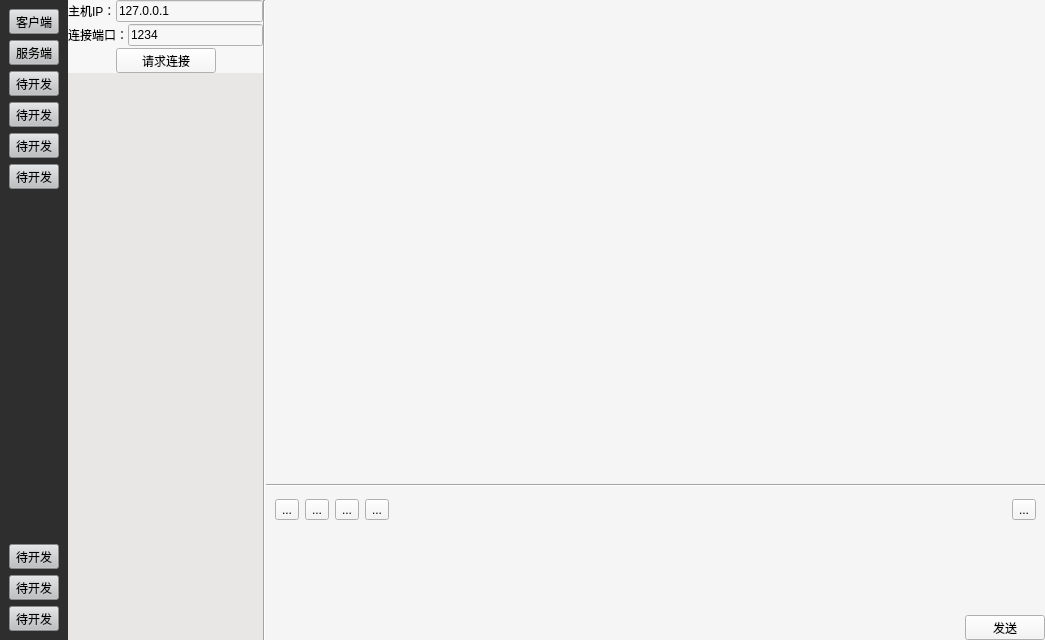
Above: oct-23th/wechat.ui from XiaoBigBro/text before the change. Below: the same form after it.
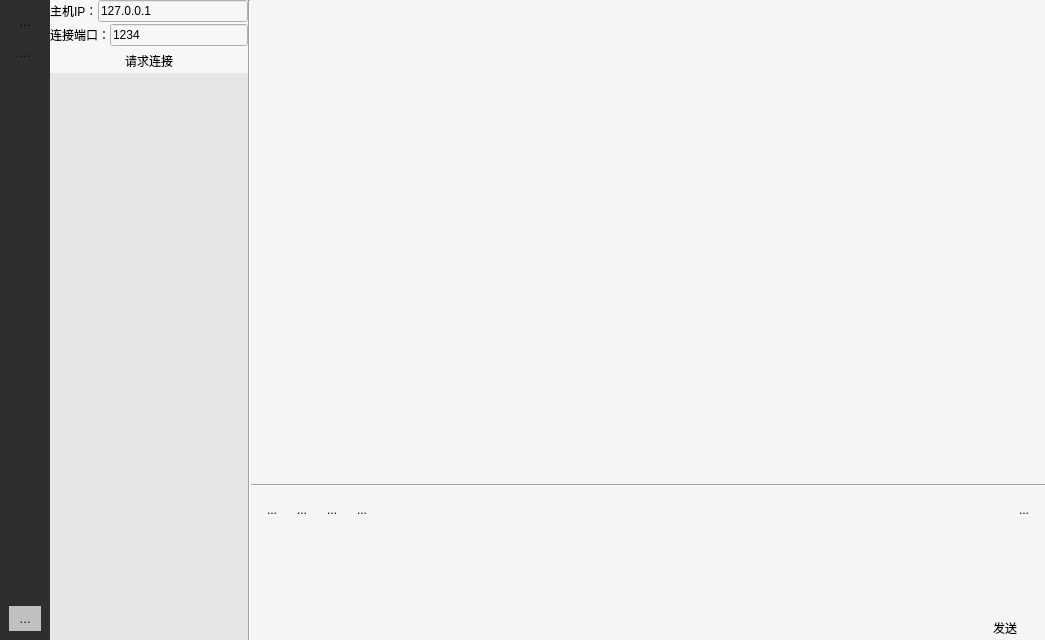
That is the form after the change. The open tabs and pages were chosen to show the change. Icons and pictures are not drawn.

Diff of the .ui file:
```diff
--- a/oct-23th/wechat.ui
+++ b/oct-23th/wechat.ui
@@ -34,6 +34,12 @@
    </property>
    <item>
     <widget class="QFrame" name="frame">
+     <property name="maximumSize">
+      <size>
+       <width>50</width>
+       <height>16777215</height>
+      </size>
+     </property>
      <property name="toolTipDuration">
       <number>-1</number>
      </property>
@@ -47,60 +53,52 @@
       <item>
        <widget class="QToolButton" name="clientButton">
         <property name="styleSheet">
-         <string notr="true">background:rgb(190, 192, 193)</string>
+         <string notr="true"/>
         </property>
         <property name="text">
          <string>客户端</string>
         </property>
+        <property name="icon">
+         <iconset resource="res.qrc">
+          <normaloff>:/icon/client2.png</normaloff>:/icon/client2.png</iconset>
+        </property>
+        <property name="iconSize">
+         <size>
+          <width>20</width>
+          <height>20</height>
+         </size>
+        </property>
+        <property name="shortcut">
+         <string>Ctrl+S, Ctrl+R</string>
+        </property>
+        <property name="toolButtonStyle">
+         <enum>Qt::ToolButtonIconOnly</enum>
+        </property>
+        <property name="autoRaise">
+         <bool>true</bool>
+        </property>
        </widget>
       </item>
       <item>
        <widget class="QToolButton" name="serverButton">
         <property name="styleSheet">
-         <string notr="true">background:rgb(190, 192, 193)</string>
+         <string notr="true"/>
         </property>
         <property name="text">
          <string>服务端</string>
         </property>
-       </widget>
-      </item>
-      <item>
-       <widget class="QToolButton" name="toolButton_3">
-        <property name="styleSheet">
-         <string notr="true">background:rgb(190, 192, 193)</string>
+        <property name="icon">
+         <iconset resource="res.qrc">
+          <normaloff>:/icon/server2.png</normaloff>:/icon/server2.png</iconset>
         </property>
-        <property name="text">
-         <string>待开发</string>
+        <property name="iconSize">
+         <size>
+          <width>20</width>
+          <height>20</height>
+         </size>
         </property>
-       </widget>
-      </item>
-      <item>
-       <widget class="QToolButton" name="toolButton_4">
-        <property name="styleSheet">
-         <string notr="true">background:rgb(190, 192, 193)</string>
-        </property>
-        <property name="text">
-         <string>待开发</string>
-        </property>
-       </widget>
-      </item>
-      <item>
-       <widget class="QToolButton" name="toolButton_5">
-        <property name="styleSheet">
-         <string notr="true">background:rgb(190, 192, 193)</string>
-        </property>
-        <property name="text">
-         <string>待开发</string>
-        </property>
-       </widget>
-      </item>
-      <item>
-       <widget class="QToolButton" name="toolButton_9">
-        <property name="styleSheet">
-         <string notr="true">background:rgb(190, 192, 193)</string>
-        </property>
-        <property name="text">
-         <string>待开发</string>
+        <property name="autoRaise">
+         <bool>true</bool>
         </property>
        </widget>
       </item>
@@ -111,32 +109,12 @@
         </property>
         <property name="sizeHint" stdset="0">
          <size>
-          <width>20</width>
+          <width>0</width>
           <height>100</height>
          </size>
         </property>
        </spacer>
       </item>
-      <item>
-       <widget class="QToolButton" name="toolButton_8">
-        <property name="styleSheet">
-         <string notr="true">background:rgb(190, 192, 193)</string>
-        </property>
-        <property name="text">
-         <string>待开发</string>
-        </property>
-       </widget>
-      </item>
-      <item>
-       <widget class="QToolButton" name="toolButton_6">
-        <property name="styleSheet">
-         <string notr="true">background:rgb(190, 192, 193)</string>
-        </property>
-        <property name="text">
-         <string>待开发</string>
-        </property>
-       </widget>
-      </item>
       <item>
        <widget class="QToolButton" name="toolButton_7">
         <property name="styleSheet">
@@ -145,6 +123,19 @@
         <property name="text">
          <string>待开发</string>
         </property>
+        <property name="icon">
+         <iconset resource="res.qrc">
+          <normaloff>:/icon/x.png</normaloff>:/icon/x.png</iconset>
+        </property>
+        <property name="iconSize">
+         <size>
+          <width>20</width>
+          <height>20</height>
+         </size>
+        </property>
+        <property name="autoRaise">
+         <bool>true</bool>
+        </property>
        </widget>
       </item>
      </layout>
@@ -285,6 +276,9 @@
                  <property name="text">
                   <string>请求连接</string>
                  </property>
+                 <property name="autoRaise">
+                  <bool>true</bool>
+                 </property>
                 </widget>
                </item>
                <item>
@@ -386,6 +380,9 @@
                   <property name="text">
                    <string>...</string>
                   </property>
+                  <property name="autoRaise">
+                   <bool>true</bool>
+                  </property>
                  </widget>
                 </item>
                 <item>
@@ -393,6 +390,9 @@
                   <property name="text">
                    <string>...</string>
                   </property>
+                  <property name="autoRaise">
+                   <bool>true</bool>
+                  </property>
                  </widget>
                 </item>
                 <item>
@@ -400,6 +400,9 @@
                   <property name="text">
                    <string>...</string>
                   </property>
+                  <property name="autoRaise">
+                   <bool>true</bool>
+                  </property>
                  </widget>
                 </item>
                 <item>
@@ -407,6 +410,9 @@
                   <property name="text">
                    <string>...</string>
                   </property>
+                  <property name="autoRaise">
+                   <bool>true</bool>
+                  </property>
                  </widget>
                 </item>
                 <item>
@@ -427,6 +433,9 @@
                   <property name="text">
                    <string>...</string>
                   </property>
+                  <property name="autoRaise">
+                   <bool>true</bool>
+                  </property>
                  </widget>
                 </item>
                </layout>
@@ -471,6 +480,9 @@
                  <property name="text">
                   <string>发送</string>
                  </property>
+                 <property name="autoRaise">
+                  <bool>true</bool>
+                 </property>
                 </widget>
                </item>
               </layout>
```
Left out of the diff: 32 changed lines with no effect on the pictures.
